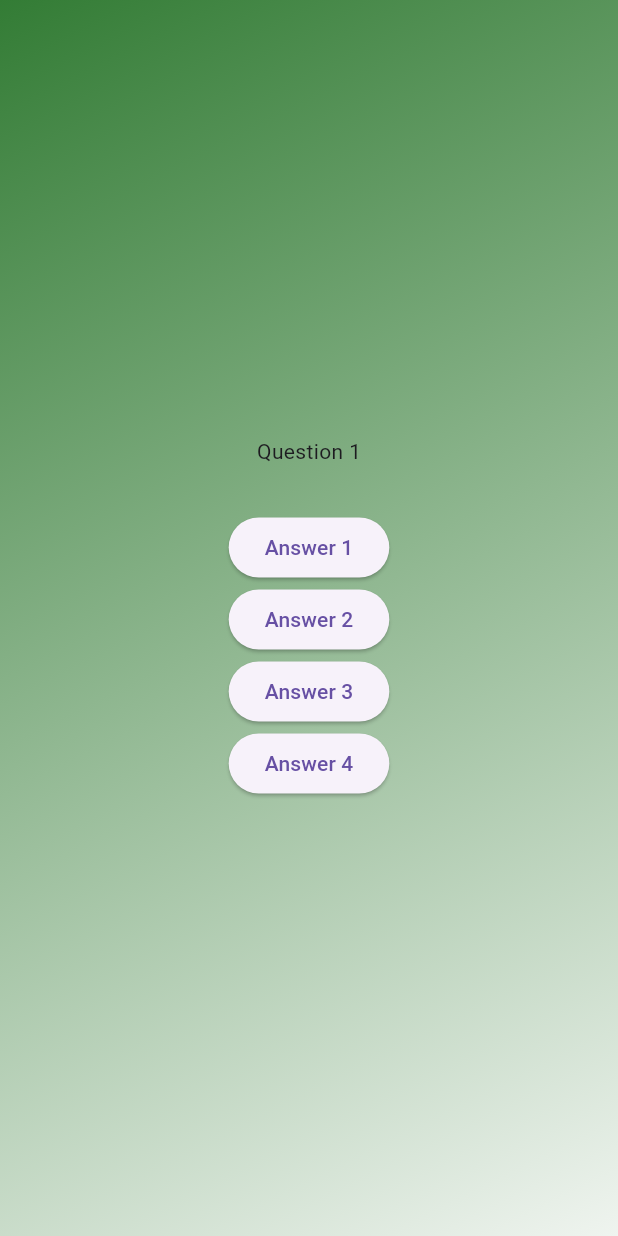
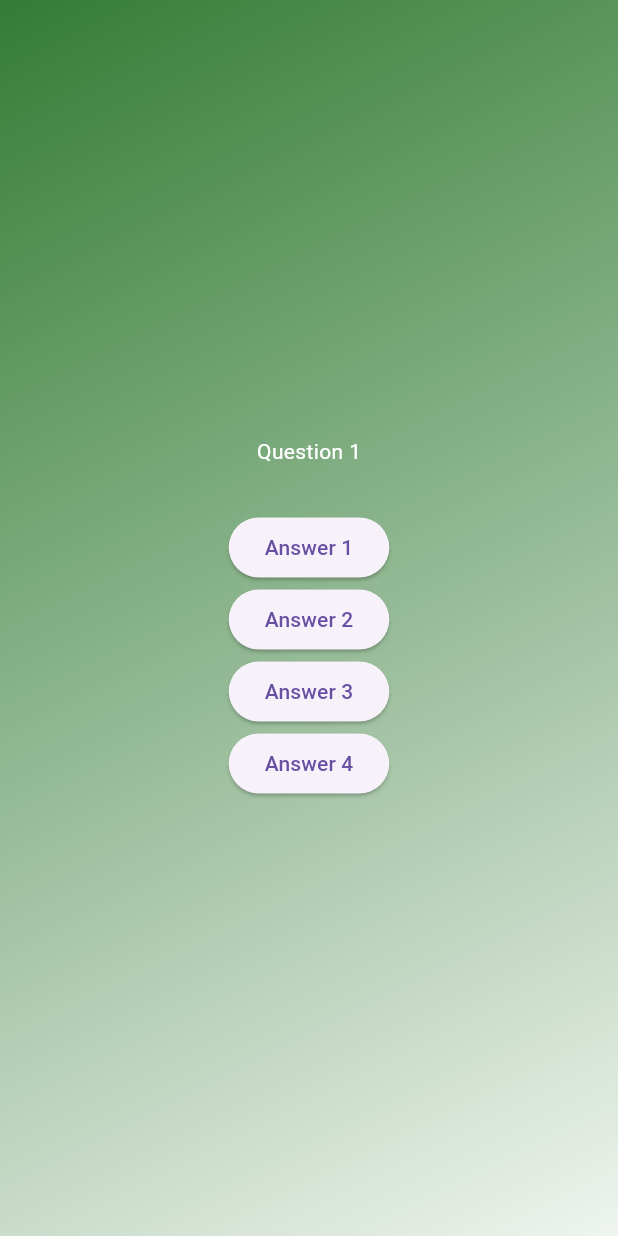
Before and after one commit to aarunprasad92/flutter_basics, a Flutter app: the screen it shows after launch, after a tap on "Start Quiz", on a phone screen of 412 x 824 dp. Run offline on Flutter 3.47's test engine with Material 3 defaults, Android fonts, the phone set to English and light mode, and no system bars.

Commit message:
Change text colot

```diff
--- a/lib/questions_screen.dart
+++ b/lib/questions_screen.dart
@@ -16,7 +16,10 @@ class _QuestionsScreenState extends State<QuestionsScreen> {
       child: Column(
         mainAxisAlignment: MainAxisAlignment.center,
         children: [
-          const Text('Question 1'),
+          const Text(
+            'Question 1',
+            style: TextStyle(color: Colors.white),
+          ),
           const SizedBox(
             height: 30,
           ),
```
